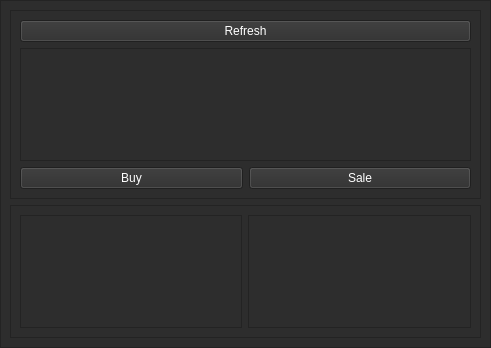
First picture: the form in ui/buySale.ui, repository 54b1d/SPAS, before the edit.
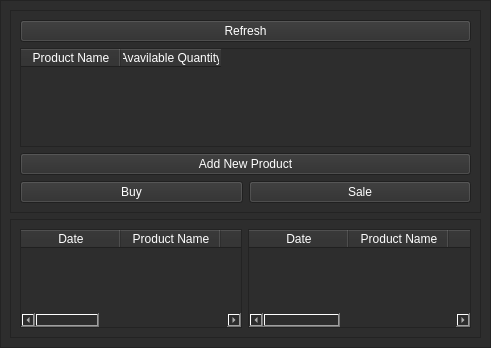
Second picture: the form after the edit.

The edit to the form file:
```diff
--- a/ui/buySale.ui
+++ b/ui/buySale.ui
@@ -57,7 +57,25 @@
           </widget>
          </item>
          <item>
-          <widget class="QTableWidget" name="table_inventory"/>
+                   <widget class="QTableWidget" name="table_inventory">
+                       <column>
+                           <property name="text">
+                               <string>Product Name</string>
+                           </property>
+                       </column>
+                       <column>
+                           <property name="text">
+                               <string>Avavilable Quantity</string>
+                           </property>
+                       </column>
+                   </widget>
+               </item>
+               <item>
+                   <widget class="QPushButton" name="pb_add_new_product">
+                       <property name="text">
+                           <string>Add New Product</string>
+                       </property>
+                   </widget>
          </item>
          <item>
           <layout class="QHBoxLayout" name="horizontalLayout">
@@ -90,10 +108,67 @@
         </property>
         <layout class="QHBoxLayout" name="horizontalLayout_2">
          <item>
-          <widget class="QTableWidget" name="table_inventory_buy"/>
+                <widget class="QTableWidget" name="table_inventory_buy">
+                    <column>
+                        <property name="text">
+                            <string>Date</string>
+                        </property>
+                    </column>
+                    <column>
+                        <property name="text">
+                            <string>Product Name</string>
+                        </property>
+                    </column>
+                    <column>
+                        <property name="text">
+                            <string>Seller</string>
+                        </property>
+                    </column>
+                    <column>
+                        <property name="text">
+                            <string>Quantity</string>
+                        </property>
+                    </column>
+                    <column>
+                        <property name="text">
+                            <string>Rate</string>
+                        </property>
+                    </column>
+                    <column>
+                        <property name="text">
+                            <string>Amount</string>
+                        </property>
+                    </column>
+                </widget>
          </item>
          <item>
-          <widget class="QTableWidget" name="table_inventory_sale"/>
+                <widget class="QTableWidget" name="table_inventory_sale">
+                    <column>
+                        <property name="text">
+                            <string>Date</string>
+                        </property>
+                    </column>
+                    <column>
+                        <property name="text">
+                            <string>Product Name</string>
+                        </property>
+                    </column>
+                    <column>
+                        <property name="text">
+                            <string>Quantity</string>
+                        </property>
+                    </column>
+                    <column>
+                        <property name="text">
+                            <string>Rate</string>
+                        </property>
+                    </column>
+                    <column>
+                        <property name="text">
+                            <string>Amount</string>
+                        </property>
+                    </column>
+                </widget>
          </item>
         </layout>
        </widget>
```
Left out of the diff: 4 changed lines with no effect on the pictures. Lines whose indentation alone changed are shown as unchanged.
